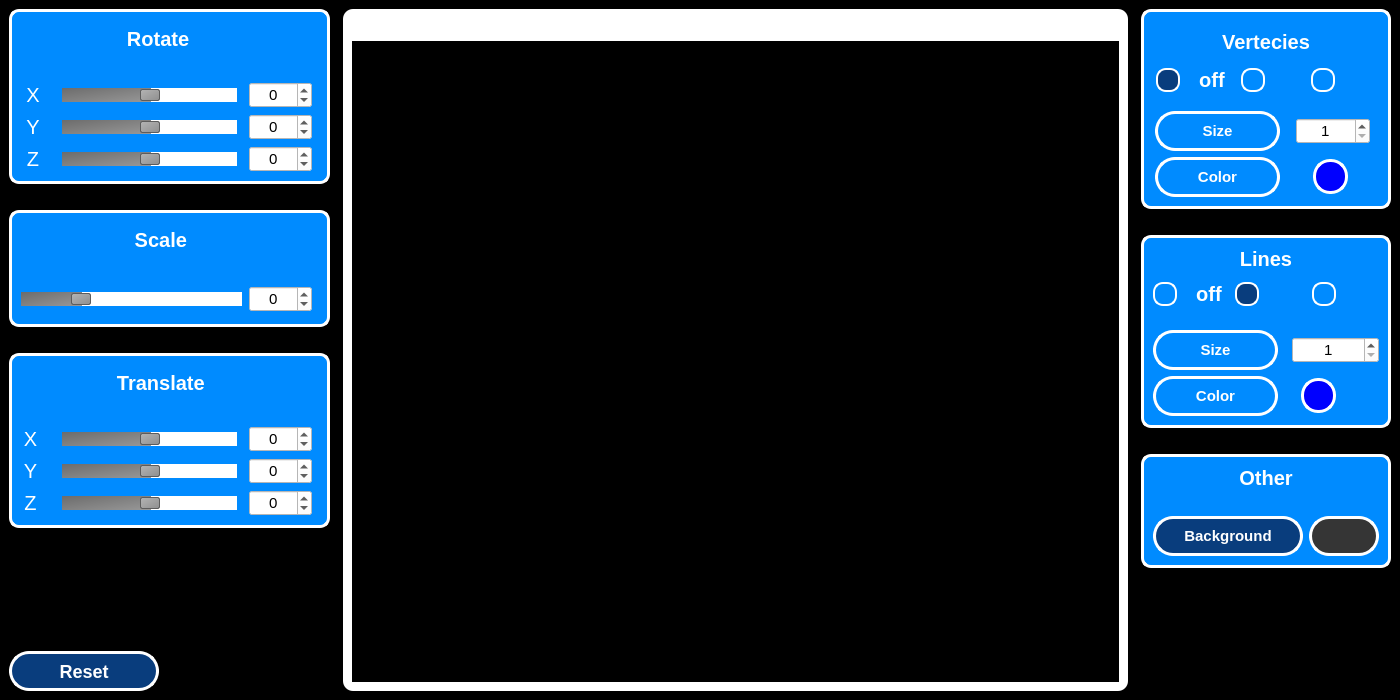
First picture: the form in src/gui/mainwindow.ui, repository kossadda/3DViewer_v1.0, before the edit.
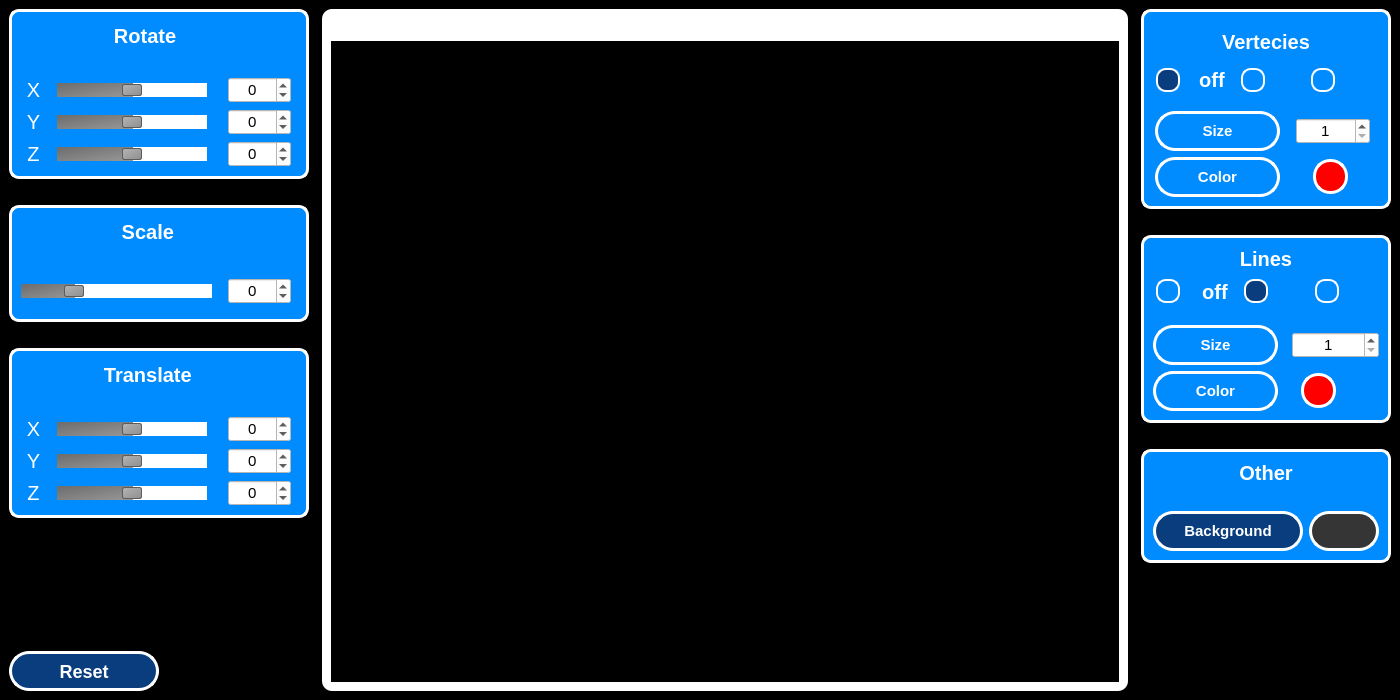
Second picture: the form after the edit. Icons and pictures are not drawn. Custom widgets are drawn as their Qt base class.

Patch:
```diff
--- a/src/gui/mainwindow.ui
+++ b/src/gui/mainwindow.ui
@@ -57,10 +57,16 @@
           </property>
           <property name="minimumSize">
            <size>
-            <width>321</width>
+            <width>300</width>
             <height>170</height>
            </size>
           </property>
+          <property name="maximumSize">
+           <size>
+            <width>300</width>
+            <height>16777215</height>
+           </size>
+          </property>
           <property name="styleSheet">
            <string notr="true">QFrame#rotate_frame {
 	border-radius: 10px;
@@ -88,10 +94,16 @@
              </property>
              <property name="minimumSize">
               <size>
-               <width>30</width>
+               <width>25</width>
                <height>0</height>
               </size>
              </property>
+             <property name="maximumSize">
+              <size>
+               <width>25</width>
+               <height>16777215</height>
+              </size>
+             </property>
              <property name="styleSheet">
               <string notr="true">QLabel {
 	background-color: rgb(0, 139, 255);
@@ -100,7 +112,7 @@
 }</string>
              </property>
              <property name="text">
-              <string>X  </string>
+              <string>X</string>
              </property>
              <property name="alignment">
               <set>Qt::AlignCenter</set>
@@ -117,10 +129,16 @@
              </property>
              <property name="minimumSize">
               <size>
-               <width>30</width>
+               <width>25</width>
                <height>0</height>
               </size>
              </property>
+             <property name="maximumSize">
+              <size>
+               <width>25</width>
+               <height>16777215</height>
+              </size>
+             </property>
              <property name="styleSheet">
               <string notr="true">QLabel {
 	background-color: rgb(0, 139, 255);
@@ -129,7 +147,7 @@
 }</string>
              </property>
              <property name="text">
-              <string>Y  </string>
+              <string>Y</string>
              </property>
              <property name="alignment">
               <set>Qt::AlignCenter</set>
@@ -176,7 +194,7 @@
              </property>
              <property name="minimumSize">
               <size>
-               <width>175</width>
+               <width>150</width>
                <height>0</height>
               </size>
              </property>
@@ -288,10 +306,16 @@
              </property>
              <property name="minimumSize">
               <size>
-               <width>30</width>
+               <width>25</width>
                <height>0</height>
               </size>
              </property>
+             <property name="maximumSize">
+              <size>
+               <width>25</width>
+               <height>16777215</height>
+              </size>
+             </property>
              <property name="styleSheet">
               <string notr="true">QLabel {
 	background-color: rgb(0, 139, 255);
@@ -300,7 +324,7 @@
 }</string>
              </property>
              <property name="text">
-              <string>Z  </string>
+              <string>Z</string>
              </property>
              <property name="alignment">
               <set>Qt::AlignCenter</set>
@@ -317,8 +341,14 @@
              </property>
              <property name="minimumSize">
               <size>
-               <width>35</width>
-               <height>35</height>
+               <width>30</width>
+               <height>30</height>
+              </size>
+             </property>
+             <property name="maximumSize">
+              <size>
+               <width>30</width>
+               <height>30</height>
               </size>
              </property>
              <property name="styleSheet">
@@ -347,7 +377,7 @@
              </property>
              <property name="minimumSize">
               <size>
-               <width>175</width>
+               <width>150</width>
                <height>0</height>
               </size>
              </property>
@@ -433,7 +463,7 @@
              </property>
              <property name="minimumSize">
               <size>
-               <width>175</width>
+               <width>150</width>
                <height>0</height>
               </size>
              </property>
@@ -532,10 +562,16 @@
           </property>
           <property name="minimumSize">
            <size>
-            <width>321</width>
+            <width>300</width>
             <height>117</height>
            </size>
           </property>
+          <property name="maximumSize">
+           <size>
+            <width>300</width>
+            <height>16777215</height>
+           </size>
+          </property>
           <property name="styleSheet">
            <string notr="true">QFrame#scale_frame {
 	border-radius: 10px;
@@ -563,8 +599,14 @@
              </property>
              <property name="minimumSize">
               <size>
-               <width>35</width>
-               <height>35</height>
+               <width>30</width>
+               <height>30</height>
+              </size>
+             </property>
+             <property name="maximumSize">
+              <size>
+               <width>30</width>
+               <height>30</height>
               </size>
              </property>
              <property name="styleSheet">
@@ -619,7 +661,7 @@
              </property>
              <property name="minimumSize">
               <size>
-               <width>221</width>
+               <width>191</width>
                <height>0</height>
               </size>
              </property>
@@ -763,10 +805,16 @@
           </property>
           <property name="minimumSize">
            <size>
-            <width>321</width>
+            <width>300</width>
             <height>170</height>
            </size>
           </property>
+          <property name="maximumSize">
+           <size>
+            <width>300</width>
+            <height>16777215</height>
+           </size>
+          </property>
           <property name="styleSheet">
            <string notr="true">QFrame#translate_frame {
 	border-radius: 10px;
@@ -824,10 +872,16 @@
              </property>
              <property name="minimumSize">
               <size>
-               <width>30</width>
+               <width>25</width>
                <height>0</height>
               </size>
              </property>
+             <property name="maximumSize">
+              <size>
+               <width>25</width>
+               <height>16777215</height>
+              </size>
+             </property>
              <property name="styleSheet">
               <string notr="true">QLabel {
 	background-color: rgb(0, 139, 255);
@@ -836,7 +890,7 @@
 }</string>
              </property>
              <property name="text">
-              <string>Y  </string>
+              <string>Y</string>
              </property>
              <property name="alignment">
               <set>Qt::AlignCenter</set>
@@ -909,10 +963,16 @@
              </property>
              <property name="minimumSize">
               <size>
-               <width>30</width>
+               <width>25</width>
                <height>0</height>
               </size>
              </property>
+             <property name="maximumSize">
+              <size>
+               <width>25</width>
+               <height>16777215</height>
+              </size>
+             </property>
              <property name="styleSheet">
               <string notr="true">QLabel {
 	background-color: rgb(0, 139, 255);
@@ -921,7 +981,7 @@
 }</string>
              </property>
              <property name="text">
-              <string>Z  </string>
+              <string>Z</string>
              </property>
              <property name="alignment">
               <set>Qt::AlignCenter</set>
@@ -938,7 +998,7 @@
              </property>
              <property name="minimumSize">
               <size>
-               <width>175</width>
+               <width>150</width>
                <height>0</height>
               </size>
              </property>
@@ -994,10 +1054,16 @@
              </property>
              <property name="minimumSize">
               <size>
-               <width>30</width>
+               <width>25</width>
                <height>0</height>
               </size>
              </property>
+             <property name="maximumSize">
+              <size>
+               <width>25</width>
+               <height>16777215</height>
+              </size>
+             </property>
              <property name="styleSheet">
               <string notr="true">QLabel {
 	background-color: rgb(0, 139, 255);
@@ -1006,7 +1072,7 @@
 }</string>
              </property>
              <property name="text">
-              <string>X  </string>
+              <string>X</string>
              </property>
              <property name="alignment">
               <set>Qt::AlignCenter</set>
@@ -1053,7 +1119,7 @@
              </property>
              <property name="minimumSize">
               <size>
-               <width>175</width>
+               <width>150</width>
                <height>0</height>
               </size>
              </property>
@@ -1112,8 +1178,14 @@
              </property>
              <property name="minimumSize">
               <size>
-               <width>35</width>
-               <height>35</height>
+               <width>30</width>
+               <height>30</height>
+              </size>
+             </property>
+             <property name="maximumSize">
+              <size>
+               <width>30</width>
+               <height>30</height>
               </size>
              </property>
              <property name="styleSheet">
@@ -1142,7 +1214,7 @@
              </property>
              <property name="minimumSize">
               <size>
-               <width>175</width>
+               <width>150</width>
                <height>0</height>
               </size>
              </property>
@@ -1518,13 +1590,13 @@
                </property>
                <property name="minimumSize">
                 <size>
-                 <width>30</width>
+                 <width>20</width>
                  <height>30</height>
                 </size>
                </property>
                <property name="maximumSize">
                 <size>
-                 <width>32</width>
+                 <width>20</width>
                  <height>30</height>
                 </size>
                </property>
@@ -1586,8 +1658,14 @@
                </property>
                <property name="minimumSize">
                 <size>
-                 <width>35</width>
-                 <height>35</height>
+                 <width>23</width>
+                 <height>30</height>
+                </size>
+               </property>
+               <property name="maximumSize">
+                <size>
+                 <width>23</width>
+                 <height>30</height>
                 </size>
                </property>
                <property name="styleSheet">
@@ -1887,7 +1965,7 @@
                 </size>
                </property>
                <property name="styleSheet">
-                <string notr="true">background-color: rgb(0, 0, 255);
+                <string notr="true">background-color: rgb(255, 0, 0);
 border-radius: 17px;
 border: 3px solid rgb(255, 255, 255);</string>
                </property>
@@ -2205,7 +2283,7 @@
                 </size>
                </property>
                <property name="styleSheet">
-                <string notr="true">background-color: rgb(0, 0, 255);
+                <string notr="true">background-color: rgb(255, 0, 0);
 border-radius: 17px;
 border: 3px solid rgb(255, 255, 255);</string>
                </property>
```
